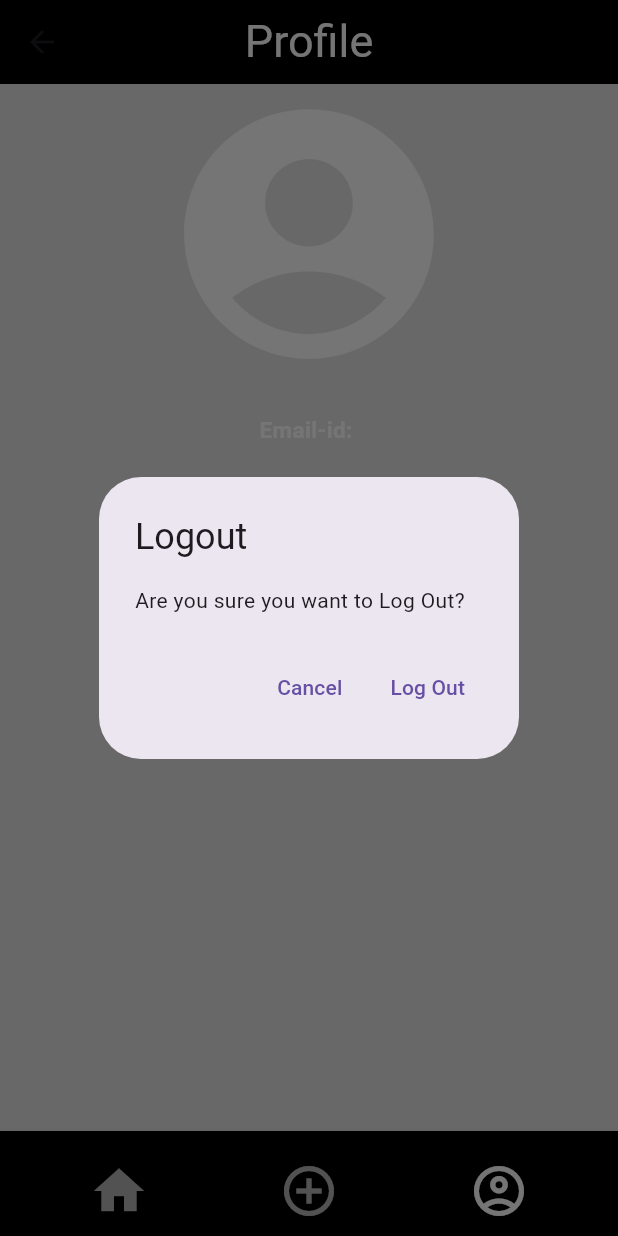
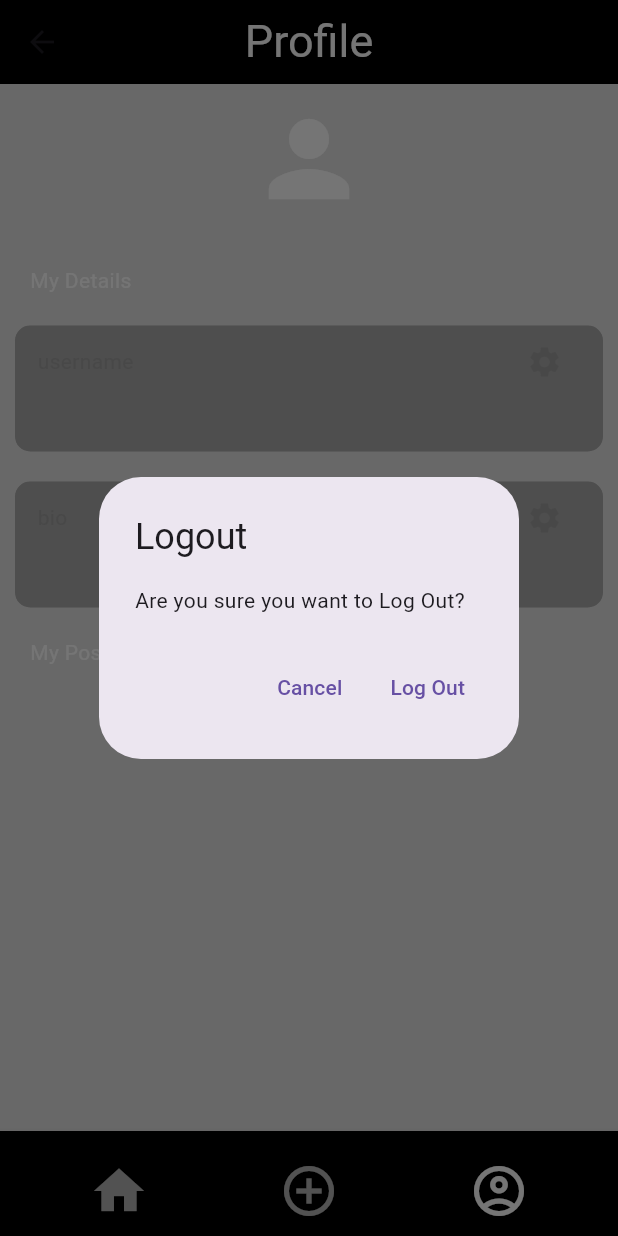
Before and after one commit to Mann-1909/Vibe, a Flutter app: the MobileLayout screen opened by its route, item 3 of the bottom bar chosen, after a tap on "Log Out", on a phone screen of 412 x 824 dp. Run offline on Flutter 3.47's test engine with Material 3 defaults, Android fonts, the phone set to English and light mode, and no system bars; our stand-ins replace cloud_firestore, firebase_auth, firebase_core; accounts and stored records are empty; network calls fail.

Commit message:
LikePostsAndProfileView

```diff
--- a/lib/services/firebase_auth_provider.dart
+++ b/lib/services/firebase_auth_provider.dart
@@ -1,9 +1,10 @@
+import 'package:cloud_firestore/cloud_firestore.dart';
 import 'package:firebase_core/firebase_core.dart';
 import 'package:vibe/firebase_options.dart';
 import 'package:vibe/services/auth_exceptions.dart';
 import 'package:vibe/services/auth_provider.dart';
 import 'package:vibe/services/auth_user.dart';
-import 'package:firebase_auth/firebase_auth.dart' show FirebaseAuth, FirebaseAuthException;
+import 'package:firebase_auth/firebase_auth.dart' show FirebaseAuth, FirebaseAuthException, UserCredential;
 
 class FirebaseAuthProvider implements AuthProvider {
   @override
@@ -21,7 +22,11 @@ class FirebaseAuthProvider implements AuthProvider {
   }) async {
     // TODO: implement createUser
     try {
-      await FirebaseAuth.instance.createUserWithEmailAndPassword(email: email, password: password);
+      UserCredential userCredential=await FirebaseAuth.instance.createUserWithEmailAndPassword(email: email, password: password);
+      await FirebaseFirestore.instance.collection('Users').doc(userCredential.user!.email!).set({
+        'username':userCredential.user!.email!.split('@')[0],
+        'bio':'Empty Bio..',
+      });
       final user = currentUser;
       if (user != null) {
         return user;
--- /dev/null
+++ b/lib/utilities/log_out.dart
@@ -0,0 +1,37 @@
+import 'package:flutter/material.dart';
+import 'package:vibe/constants/routes.dart';
+import 'package:vibe/services/auth_service.dart';
+
+import 'show_logout_dialog.dart';
+
+class LogOutBtn extends StatelessWidget {
+  const LogOutBtn({super.key});
+
+  @override
+  Widget build(BuildContext context) {
+    return  IconButton(
+      onPressed: () async {
+        final shouldlogout = await showLogoutDialog(context);
+        if (shouldlogout) {
+          await AuthService.firebase().logout();
+          if(!context.mounted){
+            CircularProgressIndicator();
+          }
+          Navigator.of(context).pushNamedAndRemoveUntil(
+            loginRoute,
+                (route) => false,
+          );
+        }
+      },
+      tooltip: 'Log Out',
+      enableFeedback: false,
+      icon: Text(
+        'Log Out',
+        style: TextStyle(
+          fontSize: 30,
+          color: Colors.blue,
+        ),
+      ),
+    );
+  }
+}
--- /dev/null
+++ b/lib/utilities/text_box.dart
@@ -0,0 +1,40 @@
+import 'package:flutter/material.dart';
+
+class TextBox extends StatelessWidget {
+  final String text;
+  final String sectionName;
+  final Function()? onPressed;
+
+  const TextBox({super.key, required this.text, required this.sectionName, this.onPressed});
+
+  @override
+  Widget build(BuildContext context) {
+    return Container(
+      margin: EdgeInsets.fromLTRB(0, 10, 0, 10),
+      padding: EdgeInsets.fromLTRB(15, 0, 15, 15),
+      decoration: BoxDecoration(color: Colors.black26, borderRadius: BorderRadius.circular(10.0)),
+      child: Column(
+        crossAxisAlignment: CrossAxisAlignment.start,
+        children: [
+          //section name
+          Row(
+            mainAxisAlignment: MainAxisAlignment.spaceBetween,
+            children: [
+              Text(sectionName, style: TextStyle(color: Colors.grey[500])),
+              IconButton(
+                  onPressed: onPressed,
+                  icon: Icon(
+                    Icons.settings,
+                    color: Colors.grey,
+                  ),
+              ),
+            ],
+          ),
+
+          //text
+          Text(text, style: TextStyle(color: Colors.white)),
+        ],
+      ),
+    );
+  }
+}
--- a/lib/views/create_post_view.dart
+++ b/lib/views/create_post_view.dart
@@ -30,7 +30,8 @@ class _CreatePostState extends State<CreatePost> {
       FirebaseFirestore.instance.collection('User Posts').add({
         'UserEmail': AuthService.firebase().currentUser!.email,
         'Message': textEditingController.text,
-        'TimeStamp': Timestamp.now()
+        'TimeStamp': Timestamp.now(),
+        'Likes':[],
       });
     }
     final snackBar = SnackBar(
--- a/lib/views/home_view.dart
+++ b/lib/views/home_view.dart
@@ -11,43 +11,65 @@ class Home extends StatefulWidget {
 }
 
 class _HomeState extends State<Home> {
-  String? currentUser=AuthService.firebase().currentUser!.email;
+  String? currentUser = AuthService.firebase().currentUser!.email;
+
   @override
   Widget build(BuildContext context) {
     return Scaffold(
         backgroundColor: Colors.white12,
         appBar: AppBar(
-          title: Text(
+          title: const Text(
             "Vibe",
             style: TextStyle(
               color: Colors.white,
               fontSize: 40,
             ),
           ),
+          toolbarHeight: 50,
           centerTitle: true,
           backgroundColor: Colors.black,
         ),
+        // floatingActionButton: IconButton(
+        //   onPressed: () {},
+        //   icon: Icon(
+        //     Icons.arrow_upward_rounded,
+        //     size: 60,
+        //     color: Colors.white,
+        //   ),
+        // ),
         body: StreamBuilder<QuerySnapshot>(
           stream: FirebaseFirestore.instance
               .collection("User Posts")
-              .orderBy('TimeStamp', descending: false)
+              .orderBy('TimeStamp', descending: true)
               .snapshots(),
           builder: (context, snapshot) {
             if (snapshot.hasData) {
+              if(snapshot.data!.docs.length!=0)
+              {
                 return ListView.builder(
+                  reverse: true,
+                  physics: const BouncingScrollPhysics(decelerationRate: ScrollDecelerationRate.fast),
                   itemCount: snapshot.data!.docs.length,
                   itemBuilder: (context, index) {
                     final posts = snapshot.data!.docs[index];
                     return Posts(
-                    user: posts["UserEmail"]==currentUser?"Me":posts["UserEmail"],
-                    message: posts["Message"], timestamp: posts["TimeStamp"],
+                      user: posts["UserEmail"],
+                      currentUser: currentUser!,
+                      message: posts["Message"],
+                      timestamp: posts["TimeStamp"],
+                      postId: posts.id,
+                      likes: List<String>.from(posts['Likes'] ?? []),
                     );
                   },
                 );
+              }
+              else{
+                return Center(child: const Text("Welcome",style: TextStyle(color: Colors.white,fontSize: 40),));
+              }
             } else if (snapshot.hasError) {
               return Center(child: Text("Error: ${snapshot.error}"));
             } else {
-              return Center(child: CircularProgressIndicator());
+              return const Center(child: CircularProgressIndicator());
             }
           },
         ));
--- a/lib/views/mobile_layout_view.dart
+++ b/lib/views/mobile_layout_view.dart
@@ -23,7 +23,6 @@ class _MobileLayoutState extends State<MobileLayout> {
     setState(() {_page = page;
     });
   }
-
   @override
   void initState() {
     // TODO: implement initState
--- a/lib/views/profile_view.dart
+++ b/lib/views/profile_view.dart
@@ -1,7 +1,11 @@
+import 'package:cloud_firestore/cloud_firestore.dart';
 import 'package:flutter/material.dart';
 import 'package:vibe/constants/routes.dart';
 import 'package:vibe/services/auth_service.dart';
+import 'package:vibe/utilities/edit_field.dart';
+import 'package:vibe/utilities/log_out.dart';
 import 'package:vibe/utilities/show_logout_dialog.dart';
+import 'package:vibe/utilities/text_box.dart';
 
 class Profile extends StatefulWidget {
   const Profile({super.key});
@@ -13,6 +17,7 @@ class Profile extends StatefulWidget {
 class _ProfileState extends State<Profile> {
   String email = AuthService.firebase().currentUser!.email!;
 
+
   @override
   Widget build(BuildContext context) {
     return SafeArea(
@@ -20,58 +25,60 @@ class _ProfileState extends State<Profile> {
         backgroundColor: Colors.white12,
         appBar: AppBar(
           backgroundColor: Colors.black,
-          title: Text(
+          title: const Text(
             "Profile",
             style: TextStyle(fontSize: 30, color: Colors.white),
           ),
           centerTitle: true,
         ),
-        body:  Center(
-            child: Column(
-              crossAxisAlignment: CrossAxisAlignment.center,
-              mainAxisAlignment: MainAxisAlignment.start,
+        body: StreamBuilder<DocumentSnapshot>(
+          stream: FirebaseFirestore.instance.collection('Users').doc(email).snapshots(),
+          builder: (context, snapshot) {
+            if (snapshot.hasData) {
+              final userData = snapshot.data!.data() as Map<String, dynamic>;
+              return ListView(
+                padding: const EdgeInsets.fromLTRB(10, 10, 10, 0),
                 children: [
-                Icon(
-                  Icons.account_circle,
-                  size: 200,
+                  const Icon(
+                    Icons.person,
+                    size: 80,
                     color: Colors.white,
                   ),
-                Padding(padding: EdgeInsets.fromLTRB(0, 10, 0, 10)),
                   Text(
-                  "Email-id: ${email}",
-                  style: TextStyle(
-                    fontSize: 15,
-                    color: Colors.white,
-                    fontWeight: FontWeight.bold
+                    email,
+                    style: const TextStyle(color: Colors.white),
+                    textAlign: TextAlign.center,
                   ),
+                  const Padding(
+                    padding: EdgeInsets.fromLTRB(10, 10, 10, 10),
+                    child: Text("My Details", style: TextStyle(color: Colors.white)),
                   ),
-                Padding(padding: EdgeInsets.fromLTRB(0, 10, 0, 10)),
-                IconButton(
-                  onPressed: () async {
-                    final shouldlogout = await showLogoutDialog(context);
-                    if (shouldlogout) {
-                      await AuthService.firebase().logout();
-                      if(!context.mounted){
-                        CircularProgressIndicator();
-                      }
-                      Navigator.of(context).pushNamedAndRemoveUntil(
-                        loginRoute,
-                            (route) => false,
+                  //username
+                  TextBox(
+                    text: userData['username'],
+                    sectionName: 'username',
+                    onPressed: () => editField(context,"username"),
+                  ),
+                  TextBox(
+                    text: userData['bio'],
+                    sectionName: 'bio',
+                    onPressed: () => editField(context,"bio"),
+                  ),
+                  const Padding(
+                    padding: EdgeInsets.fromLTRB(10, 10, 10, 10),
+                    child: Text("My Posts", style: TextStyle(color: Colors.white)),
+                  ),
+                  const LogOutBtn()
+                ],
               );
+            } else if (snapshot.hasError) {
+              return Center(
+                child: Text('Error: ' + snapshot.error.toString()),
+              );
+            } else {
+              return Center(child: CircularProgressIndicator());
             }
           },
-                  tooltip: 'Log Out',
-                  enableFeedback: false,
-                  icon: Text(
-                    'Log Out',
-                    style: TextStyle(
-                      fontSize: 30,
-                      color: Colors.blue,
-                    ),
-                  ),
-                )
-              ],
-            ),
         ),
       ),
     );
```
Also changed, not shown: lib/utilities/edit_field.dart (added, +50 -0 lines), lib/utilities/like_button.dart (added, +19 -0 lines), lib/views/posts.dart (+74 -10 lines). Lines whose indentation alone changed are shown as unchanged.
